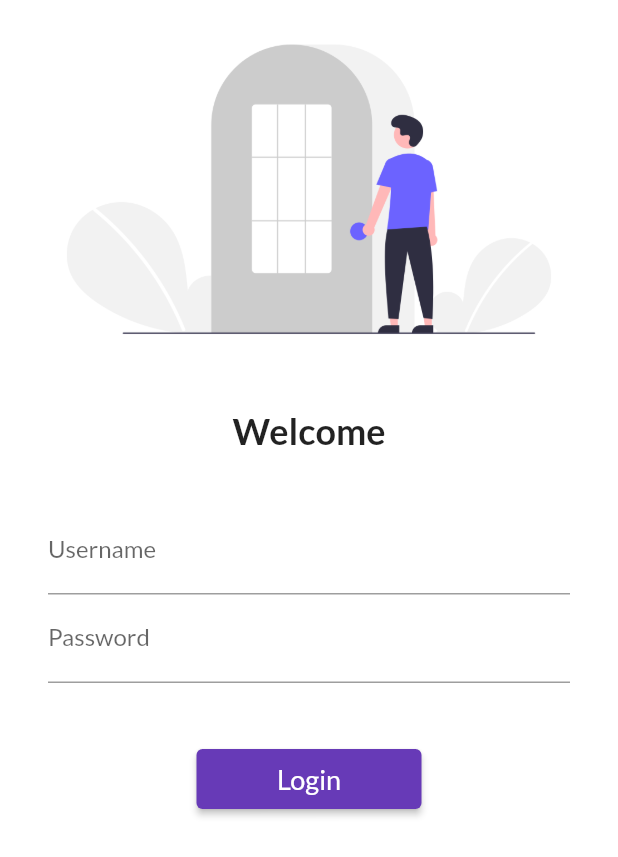
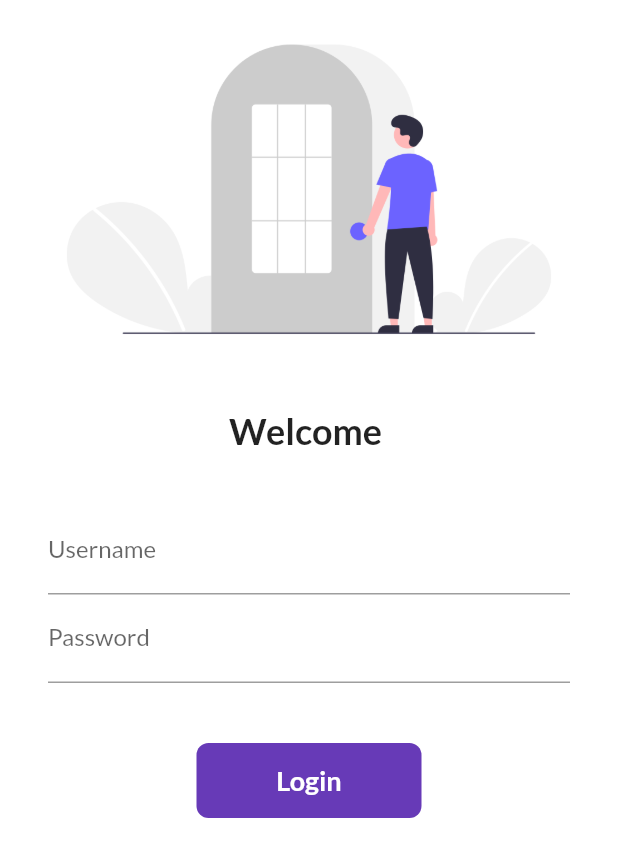
Before and after one commit to kkkkkabir/flutter_catalog, a Flutter app: the screen it shows after launch, on a phone screen of 412 x 824 dp. Shown: the top 857 px of the screen. Run offline on Flutter 3.47's test engine with Material 2 defaults, Android fonts, the phone set to English and light mode, and no system bars; our stand-ins replace google_fonts.

Commit message:
day 6 completed

```diff
--- a/lib/pages/login_page.dart
+++ b/lib/pages/login_page.dart
@@ -1,8 +1,16 @@
 import 'package:flutter/material.dart';
 import 'package:flutter_catalog/utils/routes.dart';
 
-class LoginPage extends StatelessWidget {
+class LoginPage extends StatefulWidget {
   const LoginPage({Key? key}) : super(key: key);
+
+  @override
+  _LoginPageState createState() => _LoginPageState();
+}
+
+class _LoginPageState extends State<LoginPage> {
+  String name = "";
+  bool changeButton = false;
 
   @override
   Widget build(BuildContext context) {
@@ -16,7 +24,7 @@ class LoginPage extends StatelessWidget {
               height: 20.0,
             ),
             Text(
-              "Welcome",
+              "Welcome $name",
               style: TextStyle(fontSize: 24, fontWeight: FontWeight.bold),
             ),
             SizedBox(
@@ -30,6 +38,10 @@ class LoginPage extends StatelessWidget {
                   TextFormField(
                     decoration: InputDecoration(
                         hintText: "Enter username", labelText: "Username"),
+                    onChanged: (value) {
+                      name = value;
+                      setState(() {});
+                    },
                   ),
                   TextFormField(
                     obscureText: true,
@@ -39,15 +51,47 @@ class LoginPage extends StatelessWidget {
                   SizedBox(
                     height: 40.0,
                   ),
-                  ElevatedButton(
-                      style: TextButton.styleFrom(minimumSize: Size(150, 40)),
-                      onPressed: () {
-                        Navigator.pushNamed(context, MyRoutes.homeRoute);
-                      },
-                      child: Text(
-                        "Login",
-                        style: TextStyle(fontSize: 18),
-                      ))
+                  InkWell(
+                    onTap: () async {
+                      setState(() {
+                        changeButton = true;
+                      });
+
+                      await Future.delayed(Duration(milliseconds: 300));
+                      Navigator.pushNamed(context, MyRoutes.homeRoute);
+                    },
+                    child: AnimatedContainer(
+                      duration: Duration(milliseconds: 300),
+                      width: changeButton ? 50 : 150,
+                      height: 50,
+                      alignment: Alignment.center,
+                      decoration: BoxDecoration(
+                          color: Colors.deepPurple,
+                          borderRadius:
+                              BorderRadius.circular(changeButton ? 50 : 8)),
+                      child: changeButton
+                          ? Icon(
+                              Icons.done,
+                              color: Colors.white,
+                            )
+                          : Text(
+                              "Login",
+                              style: TextStyle(
+                                  color: Colors.white,
+                                  fontWeight: FontWeight.bold,
+                                  fontSize: 18),
+                            ),
+                    ),
+                  )
+                  // ElevatedButton(
+                  //     style: TextButton.styleFrom(minimumSize: Size(150, 40)),
+                  //     onPressed: () {
+                  //       Navigator.pushNamed(context, MyRoutes.homeRoute);
+                  //     },
+                  //     child: Text(
+                  //       "Login",
+                  //       style: TextStyle(fontSize: 18),
+                  //     ))
                 ],
               ),
             )
```
